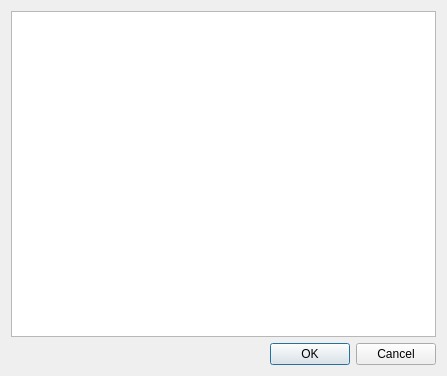
Qt form ui/gui/resources/edit_dict.ui (halbbob/dff) before a commit.
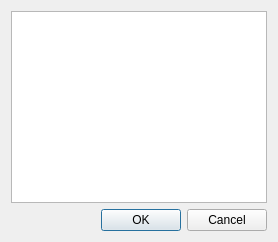
The same form after that commit.

```diff
--- a/ui/gui/resources/edit_dict.ui
+++ b/ui/gui/resources/edit_dict.ui
@@ -2,14 +2,6 @@
 <ui version="4.0">
  <class>DictListEdit</class>
  <widget class="QDialog" name="DictListEdit">
-  <property name="geometry">
-   <rect>
-    <x>0</x>
-    <y>0</y>
-    <width>447</width>
-    <height>376</height>
-   </rect>
-  </property>
   <property name="windowTitle">
    <string>Dialog</string>
   </property>
```
Left out of the diff: 2 changed lines with no effect on the pictures.
